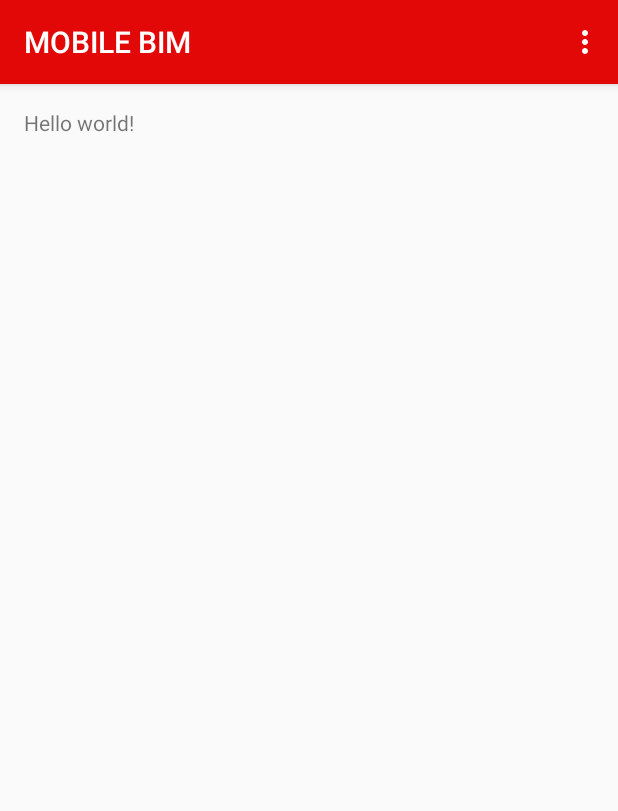
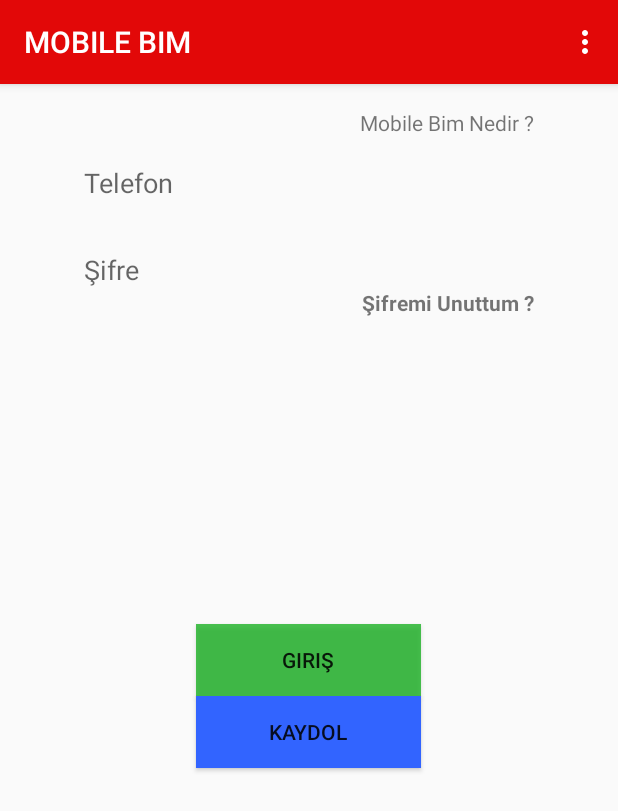
Before and after one commit to tfoseiuqunuylno/servis, an Android app: the screen it shows after launch (MainActivity), on a phone screen of 412 x 824 dp. Shown: the top 811 px of the screen. Run offline under Robolectric (Android 15) with nearby library versions, the phone set to English and light mode, and no system bars.

Commit message:
baslangic 2.developer kullanici

```diff
--- a/app/src/main/res/layout/activity_main.xml
+++ b/app/src/main/res/layout/activity_main.xml
@@ -5,7 +5,66 @@
     android:paddingTop="@dimen/activity_vertical_margin"
     android:paddingBottom="@dimen/activity_vertical_margin" tools:context=".MainActivity">
 
-    <TextView android:text="@string/hello_world" android:layout_width="wrap_content"
-        android:layout_height="wrap_content" />
+
+    <EditText
+        android:layout_width="300dp"
+        android:layout_height="wrap_content"
+        android:id="@+id/editText"
+        android:hint="Telefon"
+        android:background="#00fffff9"
+        android:color="#ff1f1c"
+        android:layout_alignParentTop="true"
+        android:layout_centerHorizontal="true"
+        android:layout_marginTop="37dp" />
+
+    <EditText
+        android:layout_width="300dp"
+        android:layout_height="wrap_content"
+        android:id="@+id/editText2"
+        android:hint="Şifre"
+        android:background="#00fffff9"
+        android:layout_below="@+id/editText"
+        android:layout_centerHorizontal="true"
+        android:layout_marginTop="33dp" />
+
+    <TextView
+        android:layout_width="wrap_content"
+        android:layout_height="wrap_content"
+        android:textAppearance="?android:attr/textAppearanceSmall"
+        android:text="Mobile Bim Nedir ?"
+
+        android:id="@+id/textView"
+        android:layout_alignParentTop="true"
+        android:layout_alignRight="@+id/editText"
+        android:layout_alignEnd="@+id/editText" />
+
+    <Button
+        android:layout_width="150dp"
+        android:layout_height="wrap_content"
+        android:text="Giriş"
+        android:background="#b300ab0a"
+        android:id="@+id/button"
+        android:layout_centerVertical="true"
+        android:layout_centerHorizontal="true" />
+
+    <Button
+        android:layout_width="150dp"
+        android:layout_height="wrap_content"
+        android:text="Kaydol"
+        android:id="@+id/button2"
+        android:background="#3264ff"
+        android:layout_below="@+id/button"
+        android:layout_centerHorizontal="true" />
+
+    <TextView
+        android:layout_width="wrap_content"
+        android:layout_height="wrap_content"
+        android:textAppearance="?android:attr/textAppearanceSmall"
+        android:text="Şifremi Unuttum ?"
+        android:textStyle="bold"
+        android:id="@+id/textView2"
+        android:layout_below="@+id/editText2"
+        android:layout_alignRight="@+id/editText2"
+        android:layout_alignEnd="@+id/editText2" />
 
 </RelativeLayout>
```
